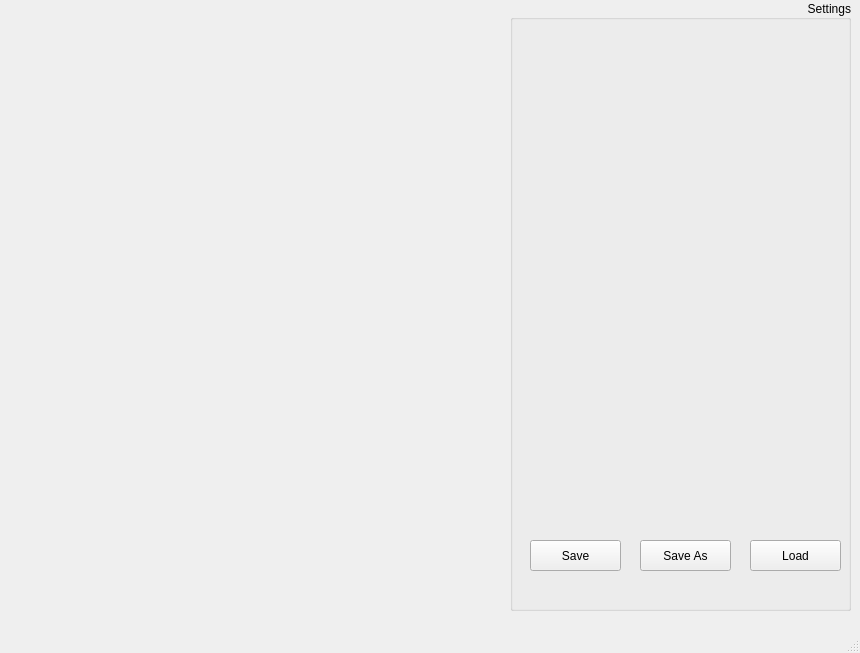
Before: the Qt Designer form mainwindow.ui in phillserrazina/FinalYearProject, drawn with Qt 5.
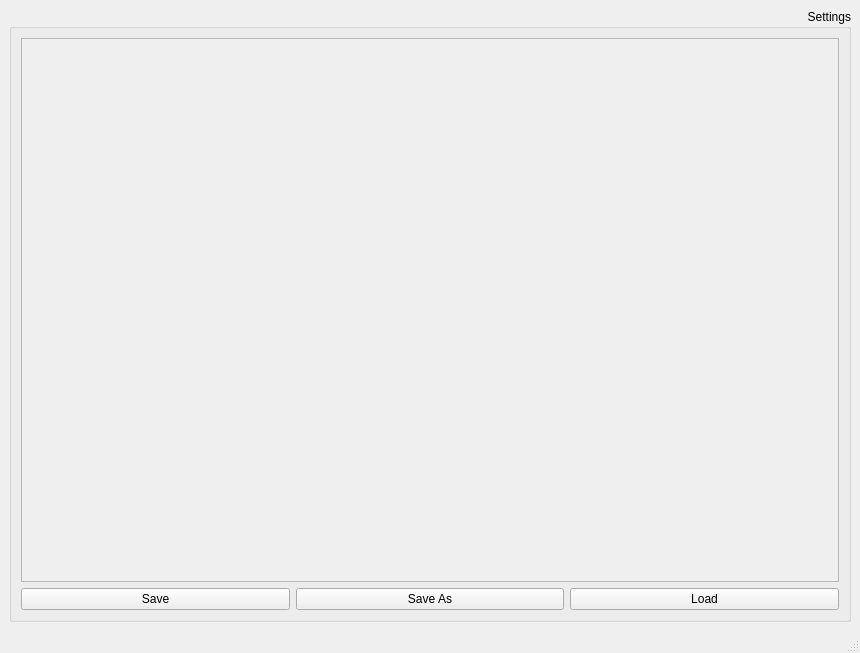
After: the same form once the commit is applied.

Commit message: Added Layout Anchoring and Scrollbar To The Settings Box

```diff
--- a/mainwindow.ui
+++ b/mainwindow.ui
@@ -14,37 +14,29 @@
    <string>Configurate</string>
   </property>
   <widget class="QWidget" name="centralwidget">
-   <widget class="QWidget" name="verticalLayoutWidget_2">
-    <property name="geometry">
-     <rect>
-      <x>10</x>
-      <y>10</y>
-      <width>271</width>
-      <height>491</height>
-     </rect>
-    </property>
-    <layout class="QVBoxLayout" name="appOptionsLayout"/>
-   </widget>
+   <property name="sizePolicy">
+    <sizepolicy hsizetype="Maximum" vsizetype="Maximum">
+     <horstretch>0</horstretch>
+     <verstretch>0</verstretch>
+    </sizepolicy>
+   </property>
+   <layout class="QGridLayout" name="gridLayout_2">
+    <item row="0" column="1">
    <widget class="QGroupBox" name="settingsGroupBox">
-    <property name="geometry">
-     <rect>
-      <x>510</x>
-      <y>0</y>
-      <width>341</width>
-      <height>611</height>
-     </rect>
-    </property>
     <property name="sizePolicy">
-     <sizepolicy hsizetype="Preferred" vsizetype="Preferred">
+       <sizepolicy hsizetype="Minimum" vsizetype="Minimum">
       <horstretch>0</horstretch>
       <verstretch>0</verstretch>
      </sizepolicy>
     </property>
+      <property name="layoutDirection">
+       <enum>Qt::LeftToRight</enum>
+      </property>
     <property name="title">
      <string>Settings</string>
     </property>
     <property name="alignment">
-     <set>Qt::AlignRight|Qt::AlignTrailing|Qt::AlignVCenter</set>
+       <set>Qt::AlignRight|Qt::AlignTop|Qt::AlignTrailing</set>
     </property>
     <property name="flat">
      <bool>false</bool>
@@ -52,16 +44,33 @@
     <property name="checkable">
      <bool>false</bool>
     </property>
-    <widget class="QWidget" name="verticalLayoutWidget">
+      <layout class="QGridLayout" name="gridLayout">
+       <item row="0" column="0" colspan="3">
+        <widget class="QScrollArea" name="scrollArea">
+         <property name="sizePolicy">
+          <sizepolicy hsizetype="Minimum" vsizetype="Minimum">
+           <horstretch>0</horstretch>
+           <verstretch>0</verstretch>
+          </sizepolicy>
+         </property>
+         <property name="widgetResizable">
+          <bool>true</bool>
+         </property>
+         <widget class="QWidget" name="scrollAreaWidgetContents_4">
      <property name="geometry">
       <rect>
-       <x>12</x>
-       <y>29</y>
-       <width>321</width>
-       <height>501</height>
-      </rect>
-     </property>
+            <x>0</x>
+            <y>0</y>
+            <width>392</width>
+            <height>523</height>
+           </rect>
+          </property>
+          <layout class="QVBoxLayout" name="verticalLayout">
+           <item>
      <layout class="QVBoxLayout" name="settingsLayout">
+             <property name="sizeConstraint">
+              <enum>QLayout::SetDefaultConstraint</enum>
+             </property>
       <property name="leftMargin">
        <number>0</number>
       </property>
@@ -69,50 +78,46 @@
        <number>0</number>
       </property>
      </layout>
-    </widget>
+           </item>
+          </layout>
+         </widget>
+        </widget>
+       </item>
+       <item row="1" column="2">
+        <widget class="QPushButton" name="loadButton">
+         <property name="text">
+          <string>Load</string>
+         </property>
+        </widget>
+       </item>
+       <item row="1" column="1">
+        <widget class="QPushButton" name="saveAsButton">
+         <property name="text">
+          <string>Save As</string>
+         </property>
+        </widget>
+       </item>
+       <item row="1" column="0">
     <widget class="QPushButton" name="saveButton">
      <property name="enabled">
       <bool>true</bool>
      </property>
-     <property name="geometry">
-      <rect>
-       <x>20</x>
-       <y>540</y>
-       <width>91</width>
-       <height>31</height>
-      </rect>
-     </property>
      <property name="text">
       <string>Save</string>
      </property>
     </widget>
-    <widget class="QPushButton" name="saveAsButton">
-     <property name="geometry">
-      <rect>
-       <x>130</x>
-       <y>540</y>
-       <width>91</width>
-       <height>31</height>
-      </rect>
-     </property>
-     <property name="text">
-      <string>Save As</string>
-     </property>
-    </widget>
-    <widget class="QPushButton" name="loadButton">
-     <property name="geometry">
-      <rect>
-       <x>240</x>
-       <y>540</y>
-       <width>91</width>
-       <height>31</height>
-      </rect>
-     </property>
-     <property name="text">
-      <string>Load</string>
-     </property>
-    </widget>
-   </widget>
+       </item>
+      </layout>
+     </widget>
+    </item>
+    <item row="0" column="0">
+     <layout class="QVBoxLayout" name="appOptionsLayout">
+      <property name="sizeConstraint">
+       <enum>QLayout::SetNoConstraint</enum>
+      </property>
+     </layout>
+    </item>
+   </layout>
   </widget>
   <widget class="QMenuBar" name="menubar">
    <property name="geometry">
```
Lines whose indentation alone changed are shown as unchanged. The commit also changes 2 other files.
